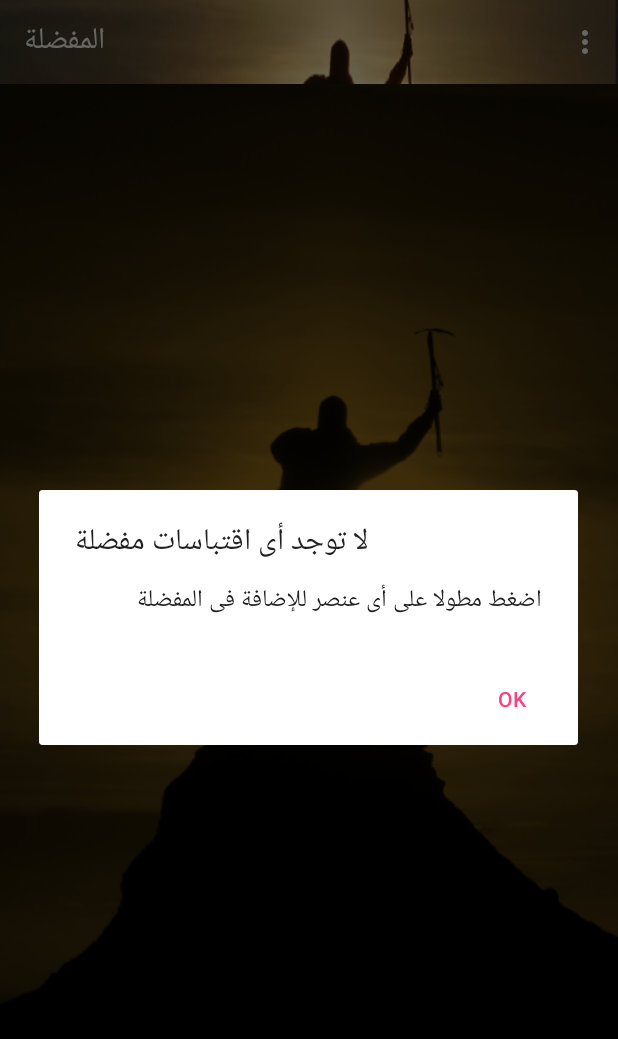
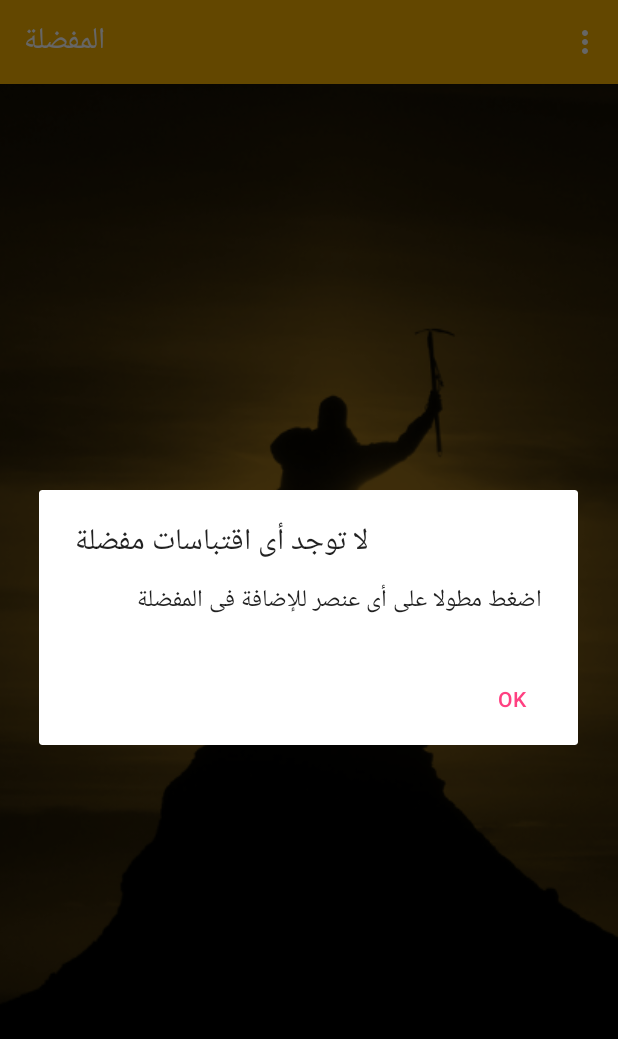
Before and after one commit to MohammedFouad/MotivateYourSelf, an Android app: the screen it shows after launch (MainActivity), in the options menu, after a tap on "المفضلة", on a phone screen of 412 x 824 dp. Shown: the top 1039 px of the screen. Run offline under Robolectric (Android 15) with nearby library versions, the phone set to English and light mode, and no system bars; our stand-ins replace AdMob; libraries missing offline, so code that uses them is left out: com.onesignal; 1 statement that could not run was skipped.

Commit message:
last edit before publishing

```diff
--- a/app/src/main/AndroidManifest.xml
+++ b/app/src/main/AndroidManifest.xml
@@ -1,11 +1,11 @@
 <?xml version="1.0" encoding="utf-8"?>
 <manifest xmlns:android="http://schemas.android.com/apk/res/android"
     package="com.advancedtimecontrol.motivateyourself">
-
+<!--
     <uses-permission android:name="android.permission.INTERNET" />
     <uses-permission android:name="android.permission.WRITE_EXTERNAL_STORAGE" />
     <uses-permission android:name="android.permission.ACCESS_NETWORK_STATE" />
-
+-->
     <supports-screens
         android:largeScreens="true"
         android:normalScreens="true"
--- a/app/src/main/res/values/colors.xml
+++ b/app/src/main/res/values/colors.xml
@@ -1,7 +1,7 @@
 <?xml version="1.0" encoding="utf-8"?>
 <resources>
-    <color name="colorPrimary">#1a9c39</color>
-    <color name="colorPrimaryDark">#303F9F</color>
+    <color name="colorPrimary">#f9b200</color>
+    <color name="colorPrimaryDark">#b09001</color>
     <color name="colorAccent">#FF4081</color>
 
     <!--
--- a/app/src/main/res/values/strings.xml
+++ b/app/src/main/res/values/strings.xml
@@ -15,4 +15,21 @@
     <string name="no_favorites_msg">اضغط مطولا على أى عنصر للإضافة فى المفضلة</string>
     <string name="favorites_remove_msg">Long press on item to remove from favorites.</string>
     <string name="share_message"> تطبيق ممتاز للتحفيز حمل الآن من على جوجل بلاى </string>
+
+<!-- add that will replace actual ad
+
+    <string name="admob_banner_id">ca-app-pub-3668432383217048~9098774415</string>
+
+ <string name="admob_interstitial_id">ca-app-pub-3668432383217048/1435906813</string>  Change AdMob Interstitial Id -->
+
+-->
+    <!-- Test ad banner id-->
+    <string name="admob_banner_id">ca-app-pub-3940256099942544/6300978111</string>
+
+    <!-- Test interstitial ad id-->
+    <string name="admob_interstitial_id">ca-app-pub-3940256099942544/1033173712</string> <!-- Change AdMob Interstitial Id -->
+
+
+
+
 </resources>
--- a/app/src/main/res/values/styles.xml
+++ b/app/src/main/res/values/styles.xml
@@ -3,10 +3,14 @@
     <!-- Base application theme. -->
     <style name="AppTheme" parent="Theme.AppCompat.Light.DarkActionBar">
         <!-- Customize your theme here. -->
-        <item name="colorPrimary">@color/transparent</item>
+        <item name="colorPrimary">@color/colorPrimary</item>
         <item name="colorPrimaryDark">@color/colorPrimaryDark</item>
         <item name="colorAccent">@color/colorAccent</item>
+
+        <!--
         <item name="android:windowBackground">@drawable/status_back</item>
+
+        -->
     </style>
 
 </resources>
```
Also changed, not shown: app/src/main/res/drawable-xhdpi/splash.png.
